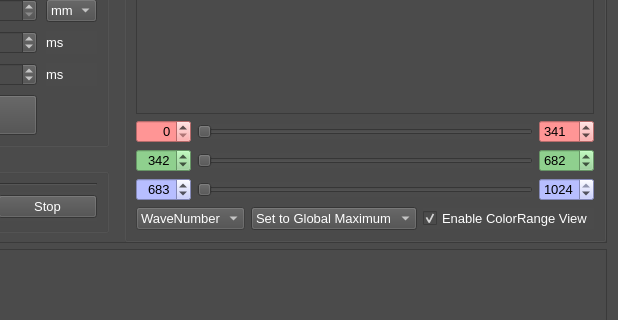
Before: the Qt Designer form gui/views/microRamanViewUi.ui in PyMarc2/OceanOpticsSpectroViewer, drawn with Qt 5; both pictures show x 768 to 1386 and y 136 to 456 of the 1386 by 803 pixel window.
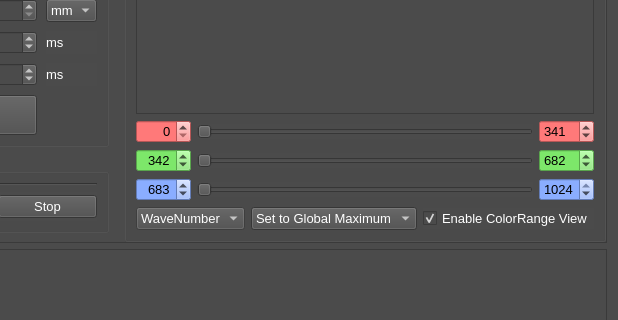
After: the same form once the commit is applied. Custom widgets are drawn as their Qt base class.

Commit message: change backgroundColor in spinbox

Diff of the .ui file:
```diff
--- a/gui/views/microRamanViewUi.ui
+++ b/gui/views/microRamanViewUi.ui
@@ -914,7 +914,7 @@
               </size>
              </property>
              <property name="styleSheet">
-              <string notr="true">background-color: rgb(255, 149, 149);
+              <string notr="true">background-color: rgb(255, 121, 121);
 color: rgb(0, 0, 0);</string>
              </property>
              <property name="alignment">
@@ -950,7 +950,7 @@
               </size>
              </property>
              <property name="styleSheet">
-              <string notr="true">background-color: rgb(255, 149, 149);
+              <string notr="true">background-color: rgb(255, 121, 121);
 color: rgb(0, 0, 0);</string>
              </property>
              <property name="maximum">
@@ -1037,7 +1037,7 @@
               </size>
              </property>
              <property name="styleSheet">
-              <string notr="true">background-color: rgb(143, 208, 142);
+              <string notr="true">background-color: rgb(125, 231, 106);
 color: rgb(0, 0, 0);</string>
              </property>
              <property name="alignment">
@@ -1079,7 +1079,7 @@
               </size>
              </property>
              <property name="styleSheet">
-              <string notr="true">background-color: rgb(143, 208, 142);
+              <string notr="true">background-color: rgb(125, 231, 106);
 color: rgb(0, 0, 0);</string>
              </property>
              <property name="maximum">
@@ -1109,7 +1109,7 @@
               </size>
              </property>
              <property name="styleSheet">
-              <string notr="true">background-color: rgb(183, 190, 255);
+              <string notr="true">background-color: rgb(138, 173, 255);
 color: rgb(0, 0, 0);</string>
              </property>
              <property name="alignment">
@@ -1145,7 +1145,7 @@
               </size>
              </property>
              <property name="styleSheet">
-              <string notr="true">background-color: rgb(183, 190, 255);
+              <string notr="true">background-color: rgb(138, 173, 255);
 color: rgb(0, 0, 0);</string>
              </property>
              <property name="maximum">
```
